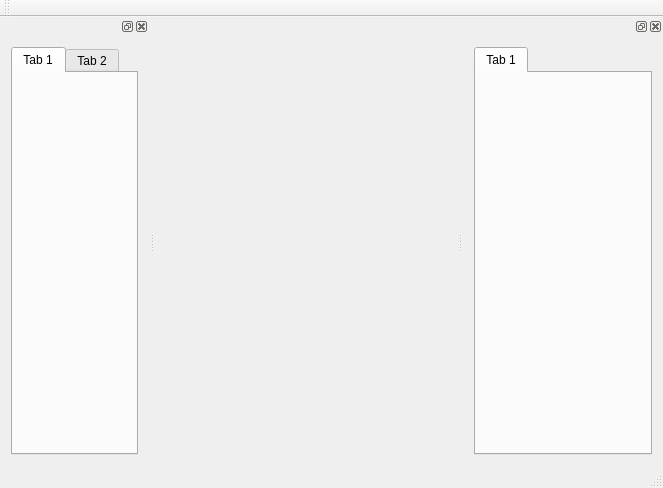
Above: mainwindow.ui from Qt-Widgets/CustomTabWidget-proto before the change. Below: the same form after it.
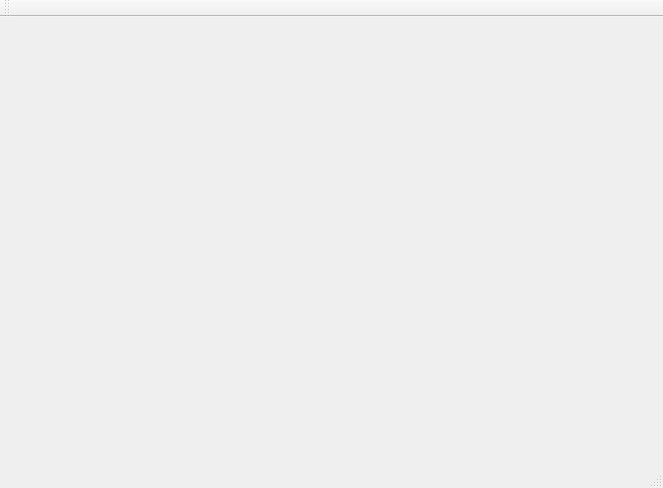
That is the form after the change. Custom widgets are drawn as their Qt base class.

Commit message: MainWindow now has a single entry point for layouts, this is meant to form a tree of layouts when you split the widget.

```diff
--- a/mainwindow.ui
+++ b/mainwindow.ui
@@ -50,72 +50,8 @@
    </attribute>
   </widget>
   <widget class="QStatusBar" name="statusBar"/>
-  <widget class="customDockWidget" name="dockWidget_5">
-   <property name="minimumSize">
-    <size>
-     <width>200</width>
-     <height>87</height>
-    </size>
-   </property>
-   <attribute name="dockWidgetArea">
-    <number>2</number>
-   </attribute>
-   <widget class="QWidget" name="dockWidgetContents_5">
-    <layout class="QVBoxLayout" name="verticalLayout_3">
-     <item>
-      <widget class="TabWidget" name="tabWidget_2">
-       <property name="currentIndex">
-        <number>0</number>
-       </property>
-       <widget class="QWidget" name="tab_2">
-        <attribute name="title">
-         <string>Tab 1</string>
-        </attribute>
-       </widget>
-      </widget>
-     </item>
-    </layout>
-   </widget>
-  </widget>
-  <widget class="customDockWidget" name="dockWidget_6">
-   <attribute name="dockWidgetArea">
-    <number>1</number>
-   </attribute>
-   <widget class="QWidget" name="dockWidgetContents_6">
-    <layout class="QVBoxLayout" name="verticalLayout_4">
-     <item>
-      <widget class="TabWidget" name="tabWidget">
-       <widget class="QWidget" name="tab">
-        <attribute name="title">
-         <string>Tab 1</string>
-        </attribute>
-       </widget>
-       <widget class="QWidget" name="tab_3">
-        <attribute name="title">
-         <string>Tab 2</string>
-        </attribute>
-       </widget>
-      </widget>
-     </item>
-    </layout>
-   </widget>
-  </widget>
  </widget>
  <layoutdefault spacing="6" margin="11"/>
- <customwidgets>
-  <customwidget>
-   <class>customDockWidget</class>
-   <extends>QDockWidget</extends>
-   <header>customdockwidget.h</header>
-   <container>1</container>
-  </customwidget>
-  <customwidget>
-   <class>TabWidget</class>
-   <extends>QTabWidget</extends>
-   <header>customtabwidget.h</header>
-   <container>1</container>
-  </customwidget>
- </customwidgets>
  <resources/>
  <connections/>
 </ui>
```
Left out of the diff: 2 changed lines with no effect on the pictures. The commit also changes 9 other files.
